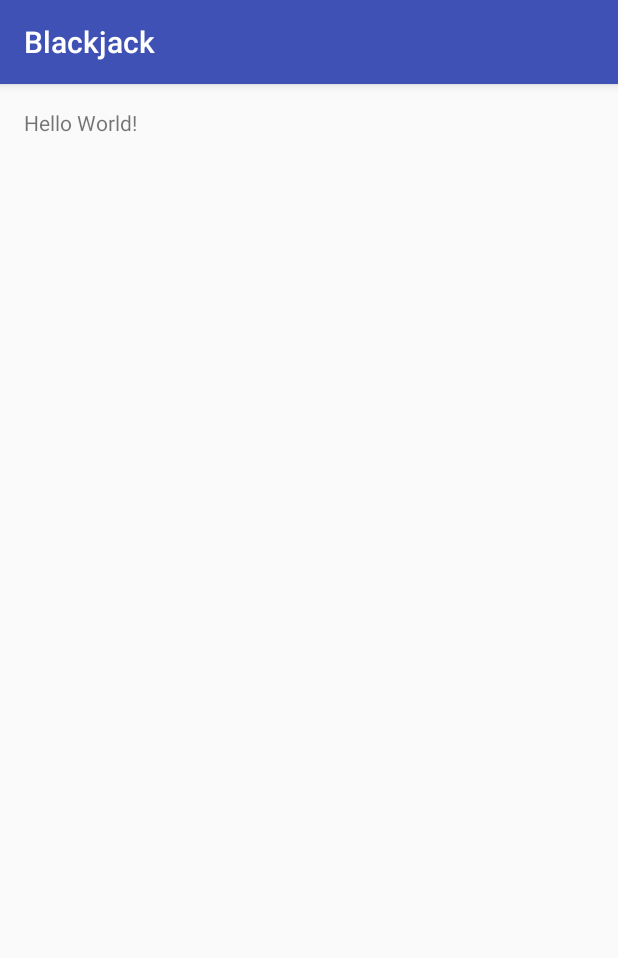
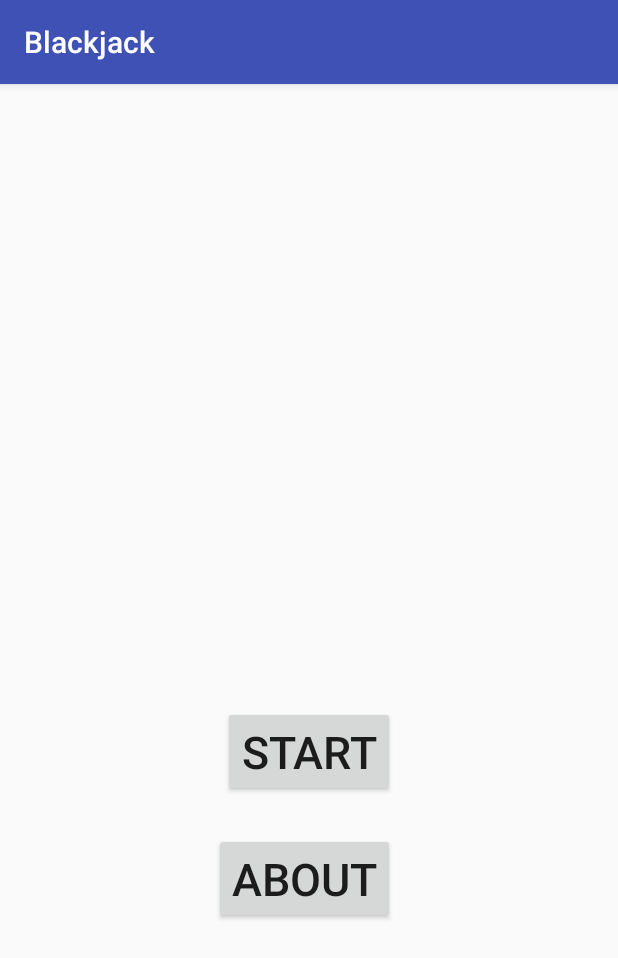
Before and after one commit to Dimitrei/Blackjack, an Android app: the screen it shows after launch (StartActivity), on a phone screen of 412 x 824 dp. Shown: the top 958 px of the screen. Run offline under Robolectric (Android 15) with nearby library versions, the phone set to English and light mode, and no system bars.

Commit message:
Created Developer and Game Activities.

```diff
--- /dev/null
+++ b/app/src/main/java/com/martinnazi/blackjack/DeveloperActivity.java
@@ -0,0 +1,8 @@
+package com.martinnazi.blackjack;
+
+/**
+ * Created by Dimitrei on 1/25/2017.
+ */
+
+public class DeveloperActivity {
+}
--- /dev/null
+++ b/app/src/main/java/com/martinnazi/blackjack/GameActivity.java
@@ -0,0 +1,8 @@
+package com.martinnazi.blackjack;
+
+/**
+ * Created by Dimitrei on 1/25/2017.
+ */
+
+public class GameActivity {
+}
--- a/app/src/main/java/com/martinnazi/blackjack/StartActivity.java
+++ b/app/src/main/java/com/martinnazi/blackjack/StartActivity.java
@@ -2,12 +2,33 @@ package com.martinnazi.blackjack;
 
 import android.support.v7.app.AppCompatActivity;
 import android.os.Bundle;
+import android.view.View;
+import android.widget.Button;
 
-public class StartActivity extends AppCompatActivity {
+public class StartActivity extends AppCompatActivity implements View.OnClickListener {
 
     @Override
     protected void onCreate(Bundle savedInstanceState) {
         super.onCreate(savedInstanceState);
         setContentView(R.layout.activity_start);
+
+        Button start = (Button) findViewById(R.id.gameButton);
+        Button about = (Button) findViewById(R.id.developebutton);
+
+        start.setOnClickListener(this);
+        about.setOnClickListener(this);
+    }
+
+    @Override
+    public void onClick(View view) {
+        switch (view.getId()) {
+            case R.id.gameButton:
+
+                break;
+            case R.id.developebutton:
+                break;
+            default:
+                break;
+        }
     }
 }
--- a/app/src/main/res/layout/activity_start.xml
+++ b/app/src/main/res/layout/activity_start.xml
@@ -10,8 +10,24 @@
     android:paddingTop="@dimen/activity_vertical_margin"
     tools:context="com.martinnazi.blackjack.StartActivity">
 
-    <TextView
+    <Button
+        android:text="About"
         android:layout_width="wrap_content"
         android:layout_height="wrap_content"
-        android:text="Hello World!" />
+        android:id="@+id/developebutton"
+        android:textSize="30sp"
+        android:layout_alignParentBottom="true"
+        android:layout_alignRight="@+id/gameButton"
+        android:layout_alignEnd="@+id/gameButton"
+        android:layout_marginBottom="192dp" />
+
+    <Button
+        android:text="Start"
+        android:layout_width="wrap_content"
+        android:layout_height="wrap_content"
+        android:id="@+id/gameButton"
+        android:textSize="30sp"
+        android:layout_marginBottom="24dp"
+        android:layout_above="@+id/developebutton"
+        android:layout_centerHorizontal="true" />
 </RelativeLayout>
```
